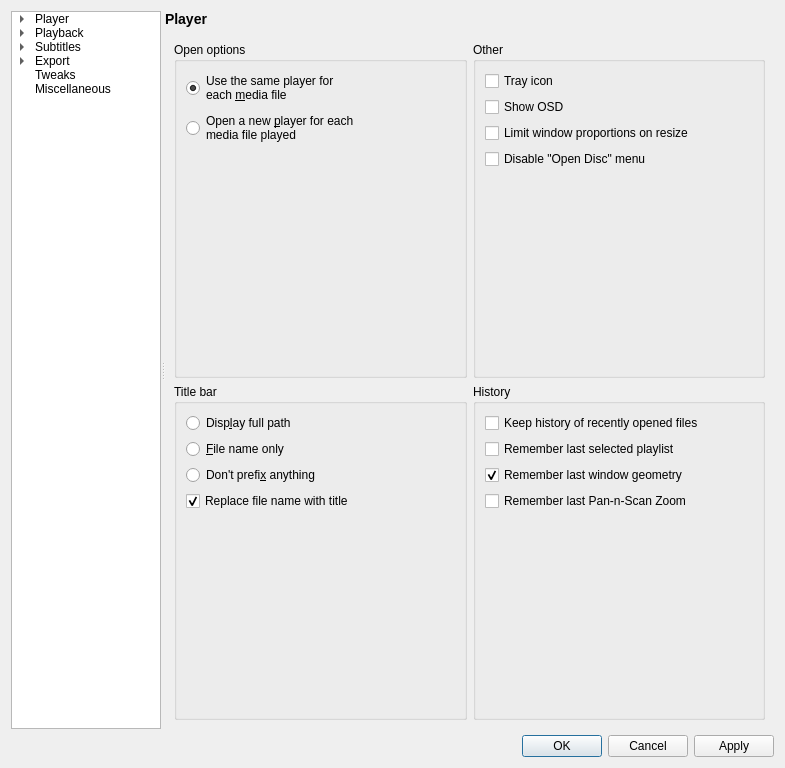
This is settingswindow.ui in mpc-qt/mpc-qt as Qt 5 draws it before an edit. The edited form follows.
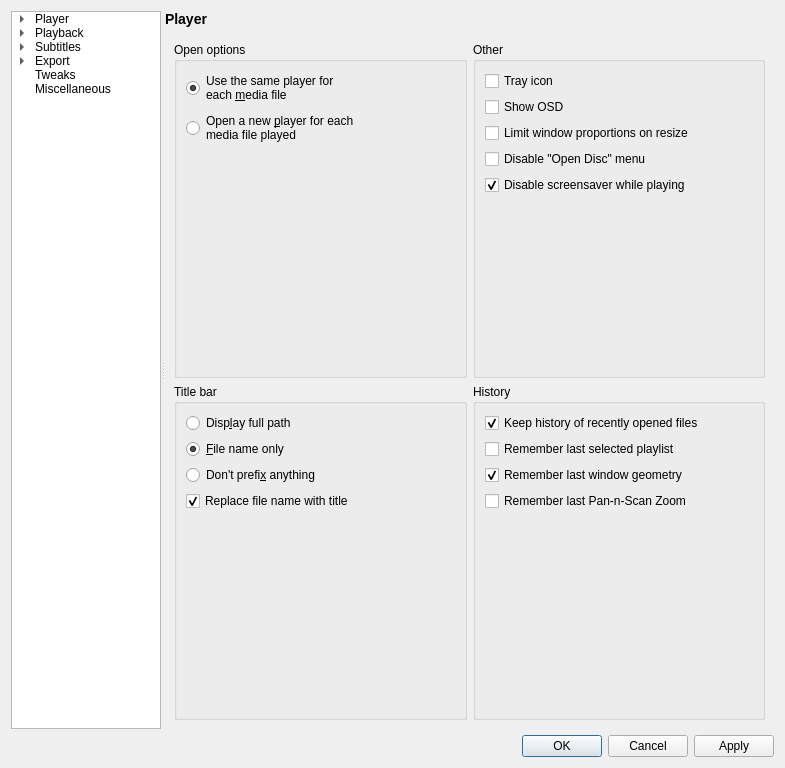
This is the edited form. The open tabs and pages were chosen to show the change.

Commit message:
main,settingswindow,qscreensaver: implement screensaver inhibiting
Fixes #67.

```diff
--- a/settingswindow.ui
+++ b/settingswindow.ui
@@ -223,6 +223,16 @@
                 </property>
                </widget>
               </item>
+              <item>
+               <widget class="QCheckBox" name="playerDisableScreensaver">
+                <property name="text">
+                 <string>Disable screensaver while playing</string>
+                </property>
+                <property name="checked">
+                 <bool>true</bool>
+                </property>
+               </widget>
+              </item>
               <item>
                <spacer name="verticalSpacer_3">
                 <property name="orientation">
@@ -257,6 +267,9 @@
                 <property name="text">
                  <string>&amp;File name only</string>
                 </property>
+                <property name="checked">
+                 <bool>true</bool>
+                </property>
                </widget>
               </item>
               <item>
@@ -303,6 +316,9 @@
                 <property name="text">
                  <string>Keep history of recently opened files</string>
                 </property>
+                <property name="checked">
+                 <bool>true</bool>
+                </property>
                </widget>
               </item>
               <item>
```
Left out of the diff: 2 changed lines with no effect on the pictures. The commit also changes 15 other files.
